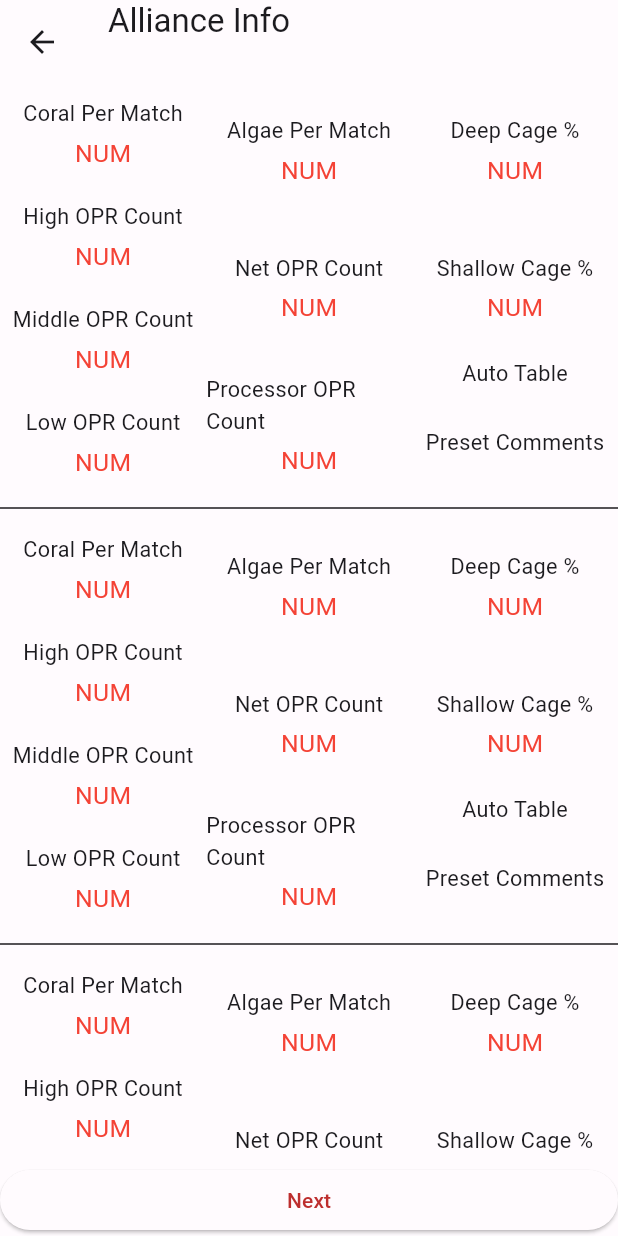
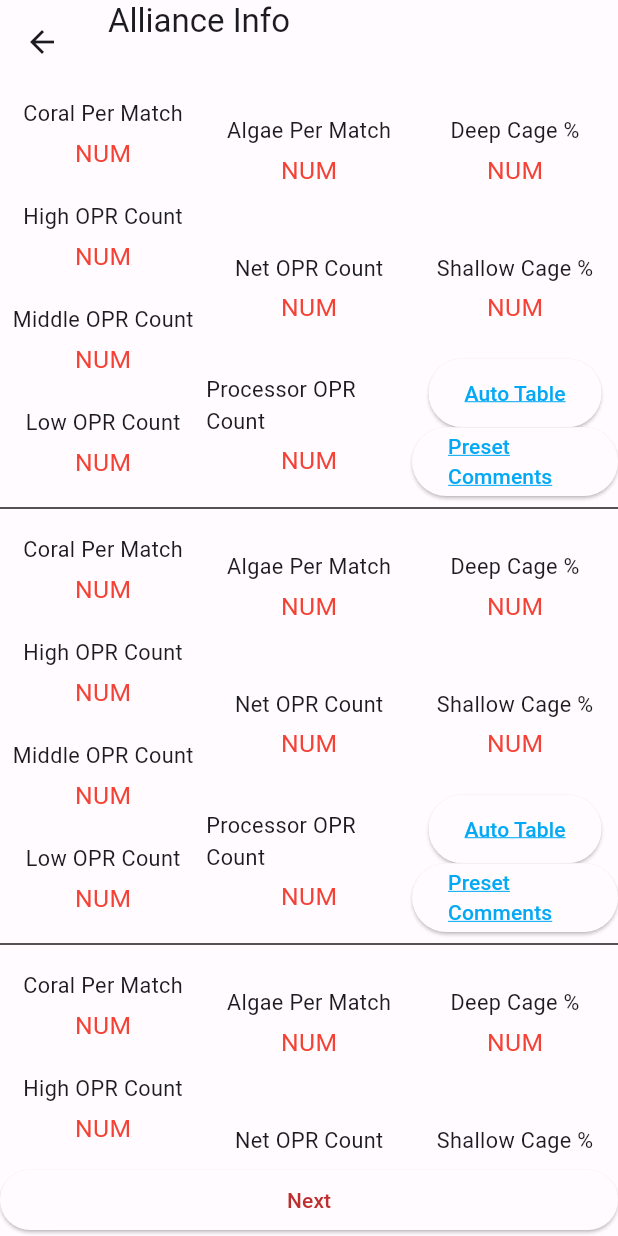
Before and after one commit to Ambitious-Jay/frc-scouting-demo, a Flutter app: the TeamStatsList screen opened directly with empty values, on a phone screen of 412 x 824 dp. Run offline on Flutter 3.47's test engine with Material 3 defaults, Android fonts, the phone set to English and light mode, and no system bars.

Commit message:
Update team_stats_list.dart
Changed text for links into buttons

```diff
--- a/lib/team_stats_list.dart
+++ b/lib/team_stats_list.dart
@@ -75,15 +75,23 @@ class _TeamStatsList extends State<TeamStatsList> {
                     child: Column(
                   children: [
                     Expanded(
-                      child: Text(
-                        "Auto Table",
-                        style: TextStyle(fontSize: height * 0.0175),
+                      // child: Text(
+                      //   "Auto Table",
+                      //   style: TextStyle(fontSize: height * 0.0175),
+                      // ),
+                      child: ElevatedButton(
+                        onPressed: () async {},
+                        child: const Text("Auto Table", style: TextStyle(color: Colors.lightBlue,decoration: TextDecoration.underline, decorationColor: Colors.lightBlue)),
                       ),
                     ),
                     Expanded(
-                      child: Text(
-                        "Preset Comments",
-                        style: TextStyle(fontSize: height * 0.0175),
+                      // child: Text(
+                      //   "Preset Comments",
+                      //   style: TextStyle(fontSize: height * 0.0175),
+                      // ),
+                      child: ElevatedButton(
+                        onPressed: () async {},
+                        child: const Text("Preset Comments", style: TextStyle(color: Colors.lightBlue,decoration:TextDecoration.underline, decorationColor: Colors.lightBlue)),
                       ),
                     ),
                   ],
```
